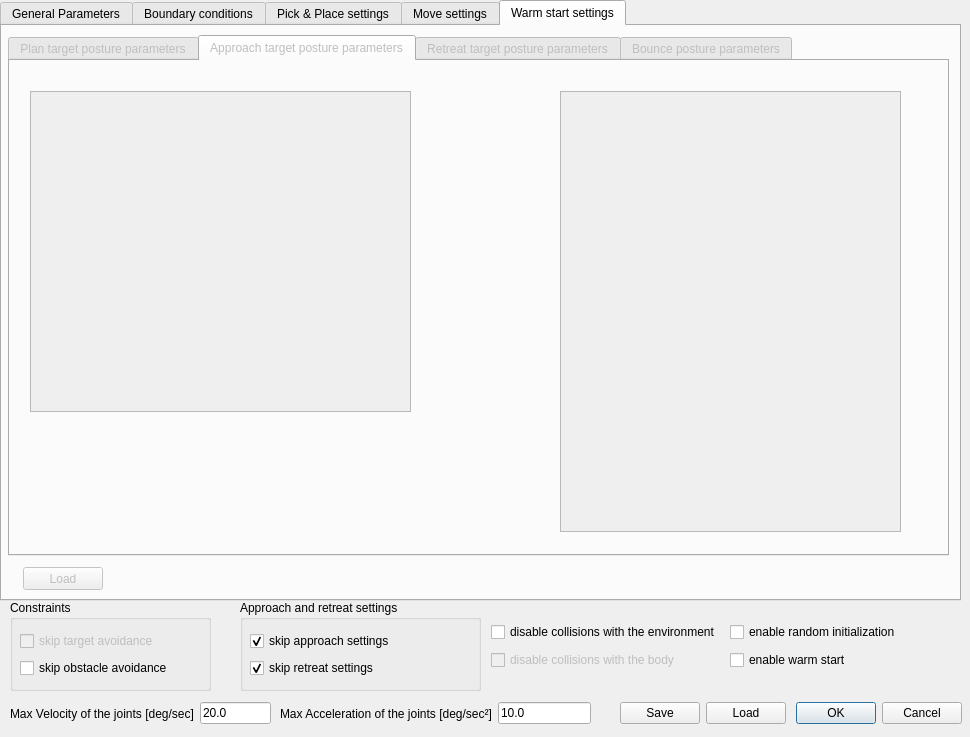
Before: the Qt Designer form ui/toldialoghump.ui in zohannn/motion_manager, drawn with Qt 5.
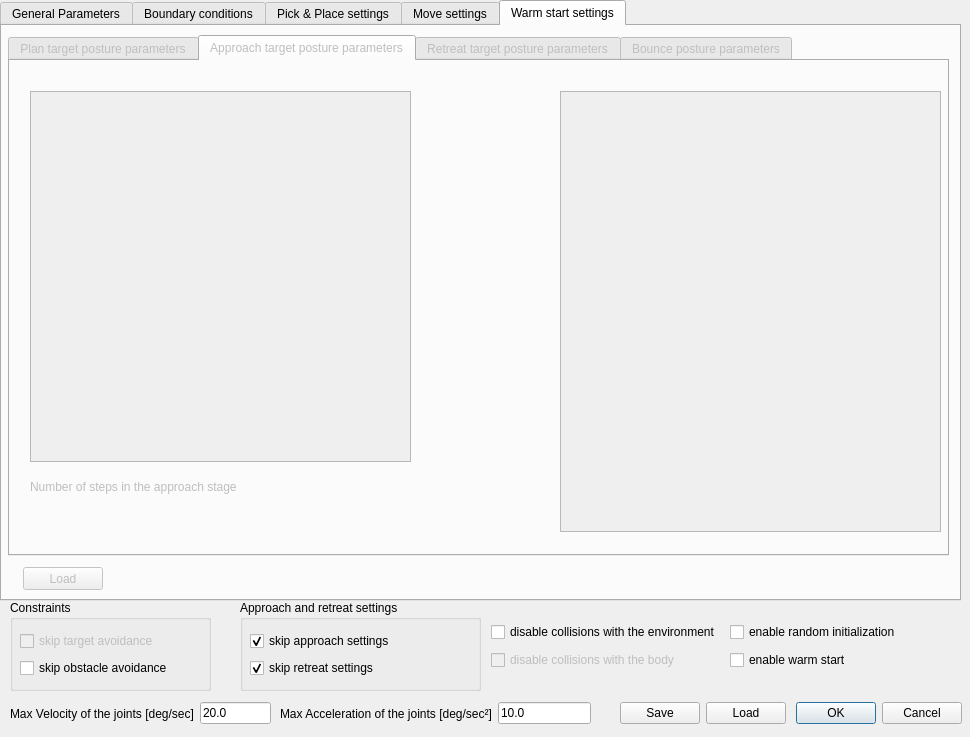
After: the same form once the commit is applied. The open tabs and pages were chosen to show the change.

The edit to the form file:
```diff
--- a/ui/toldialoghump.ui
+++ b/ui/toldialoghump.ui
@@ -3333,7 +3333,7 @@
         <rect>
          <x>550</x>
          <y>30</y>
-         <width>341</width>
+         <width>381</width>
          <height>441</height>
         </rect>
        </property>
@@ -3344,10 +3344,36 @@
          <x>20</x>
          <y>30</y>
          <width>381</width>
-         <height>321</height>
+         <height>371</height>
         </rect>
        </property>
       </widget>
+      <widget class="QWidget" name="layoutWidget_6">
+       <property name="geometry">
+        <rect>
+         <x>20</x>
+         <y>410</y>
+         <width>281</width>
+         <height>31</height>
+        </rect>
+       </property>
+       <layout class="QHBoxLayout" name="horizontalLayout_35">
+        <item>
+         <widget class="QLabel" name="label_warm_n_steps_app">
+          <property name="text">
+           <string>Number of steps in the approach stage</string>
+          </property>
+         </widget>
+        </item>
+        <item>
+         <widget class="QLabel" name="label_warm_n_steps_app_value">
+          <property name="text">
+           <string/>
+          </property>
+         </widget>
+        </item>
+       </layout>
+      </widget>
      </widget>
      <widget class="QWidget" name="tab_3">
       <attribute name="title">
```
Left out of the diff: 144 changed lines with no effect on the pictures.
